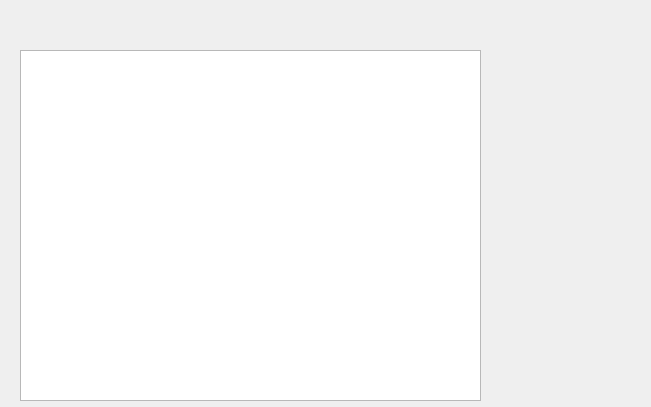
First picture: the form in BondInfo/bondinfo.ui, repository chester890222/Bonds_Qt, before the edit.
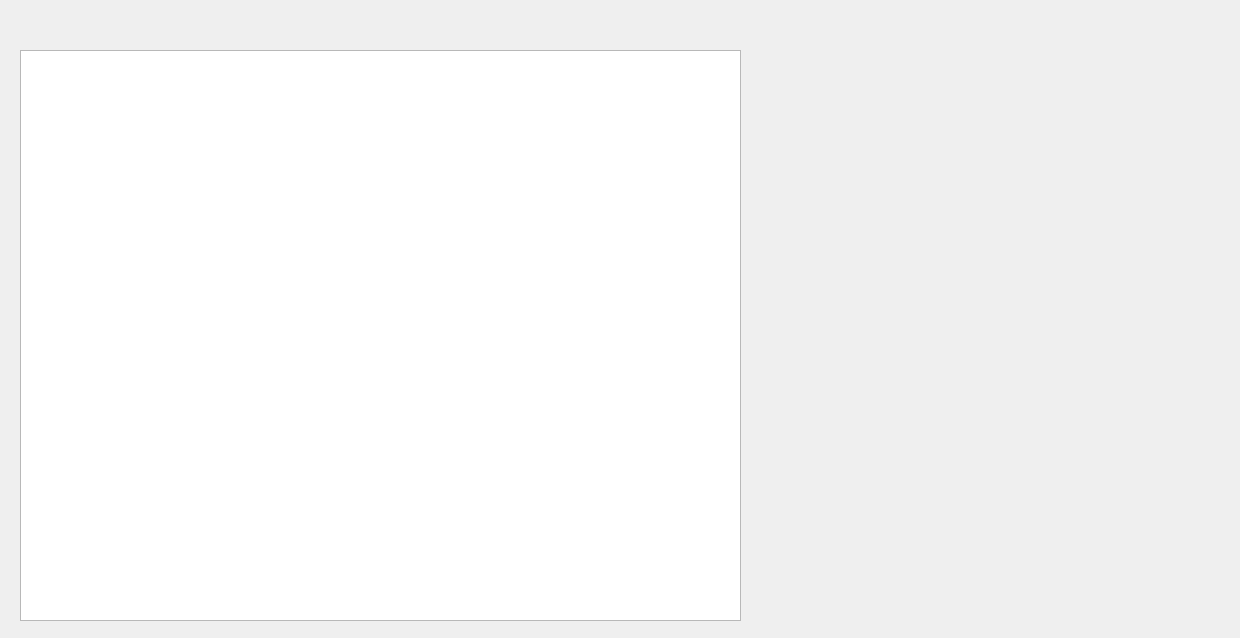
Second picture: the form after the edit.

What changed in the file:
```diff
--- a/BondInfo/bondinfo.ui
+++ b/BondInfo/bondinfo.ui
@@ -6,8 +6,8 @@
    <rect>
     <x>0</x>
     <y>0</y>
-    <width>651</width>
-    <height>407</height>
+    <width>1240</width>
+    <height>638</height>
    </rect>
   </property>
   <property name="windowTitle">
@@ -18,8 +18,8 @@
     <rect>
      <x>20</x>
      <y>50</y>
-     <width>461</width>
-     <height>351</height>
+     <width>721</width>
+     <height>571</height>
     </rect>
    </property>
   </widget>
```
